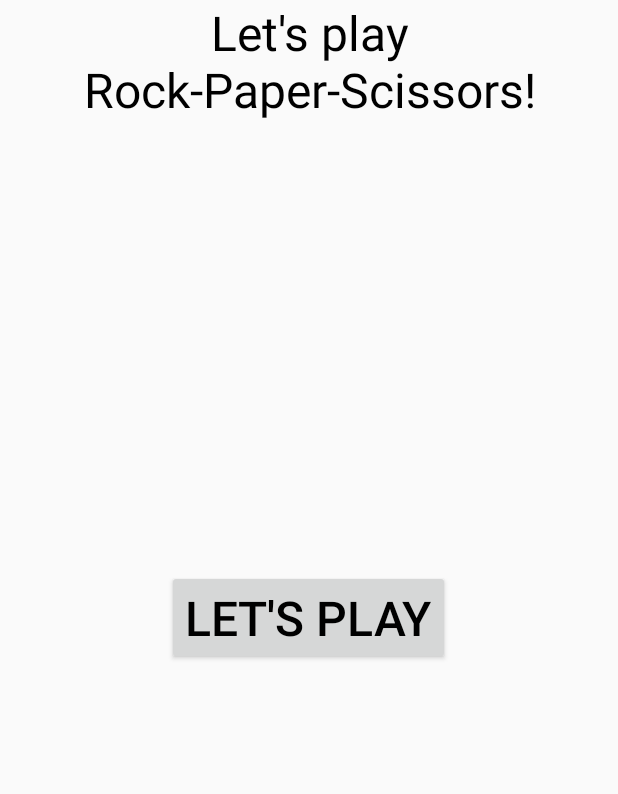
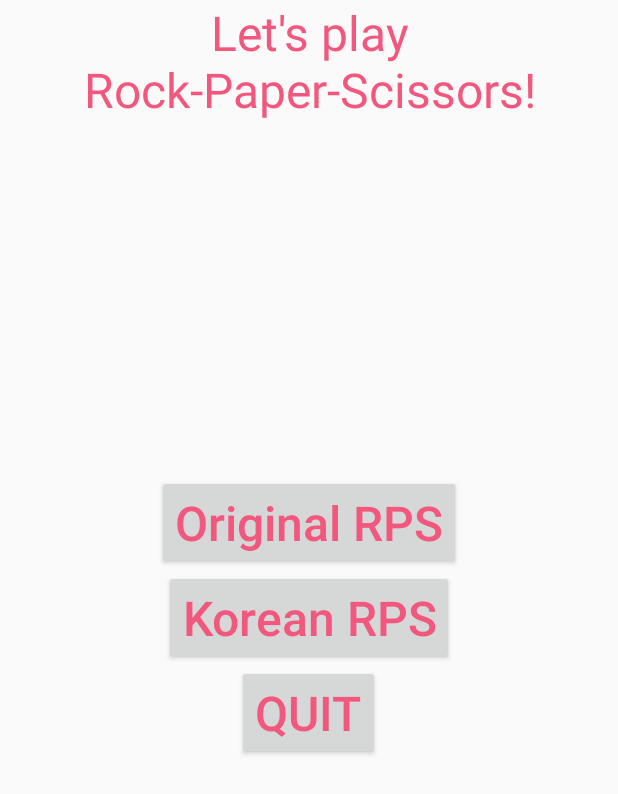
Before and after one commit to gunhee8178/digimonchin9dle, an Android app: the screen it shows after launch (MainActivity), on a phone screen of 412 x 824 dp. Shown: the top 794 px of the screen. Run offline under Robolectric (Android 15) with nearby library versions, the light colour scheme and no system bars.

Commit message:
button
add 3 buttons at start page

```diff
--- a/RockPaperScissors/app/src/main/res/layout/activity_main.xml
+++ b/RockPaperScissors/app/src/main/res/layout/activity_main.xml
@@ -13,24 +13,49 @@
         android:layout_centerHorizontal="true"
         android:textSize="32sp"
         android:gravity="center" />
+    <LinearLayout
+        android:orientation="vertical"
+        android:layout_width="match_parent"
+        android:layout_height="wrap_content"
+        android:layout_centerInParent="true">
 
-    <Button
-        android:id="@+id/playButton"
-        android:layout_width="wrap_content"
-        android:layout_height="wrap_content"
-        android:layout_centerInParent="true"
-        android:text="Let's play"
-        android:textSize="32sp"/>
+        <Button
+            android:id="@+id/playButton"
+            android:layout_width="wrap_content"
+            android:layout_height="wrap_content"
+            android:layout_gravity="center"
+            android:textAllCaps="false"
+            android:text="Original RPS"
+            android:textSize="32sp"/>
+
+        <Button
+            android:id="@+id/playKorean"
+            android:layout_width="wrap_content"
+            android:layout_height="wrap_content"
+            android:layout_gravity="center"
+            android:textAllCaps="false"
+            android:text="Korean RPS"
+            android:textSize="32sp"/>
+
+        <Button
+            android:id="@+id/quit"
+            android:layout_width="wrap_content"
+            android:layout_height="wrap_content"
+            android:layout_gravity="center"
+            android:text="quit"
+            android:textSize="32sp"/>
+    </LinearLayout>
+
 
     <FrameLayout
         android:id="@+id/fragment_holder"
         android:layout_width="fill_parent"
         android:layout_height="match_parent"
-        android:layout_below="@+id/titleView"
-        android:layout_alignParentRight="true"
-        android:layout_alignParentEnd="true"
         android:layout_gravity="center"
-        android:layout_marginTop="40dp">
+        android:layout_alignParentBottom="true"
+        android:layout_alignParentLeft="true"
+        android:layout_alignParentStart="true">
+
     </FrameLayout>
 
 
--- a/RockPaperScissors/app/src/main/res/values/colors.xml
+++ b/RockPaperScissors/app/src/main/res/values/colors.xml
@@ -1,8 +1,8 @@
 <?xml version="1.0" encoding="utf-8"?>
 <resources>
-    <color name="colorPrimary">#3F51B5</color>
-    <color name="colorPrimaryDark">#303F9F</color>
+    <color name="colorPrimary">#8695ea</color>
+    <color name="colorPrimaryDark">#303f9f</color>
     <color name="colorAccent">#FF4081</color>
-    <color name="colorText">#FF000000</color>
+    <color name="colorText">#f2577e</color>
     <color name="colorScoreboard">#FFe60000</color>
 </resources>
```
Also changed, not shown: 4 other files.
